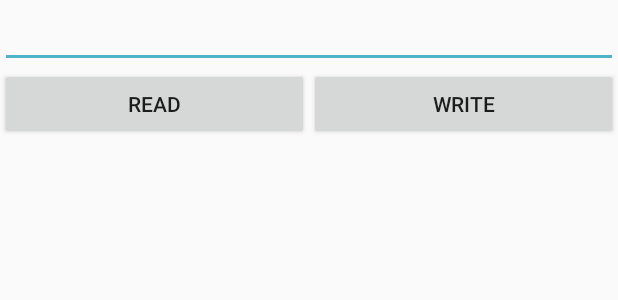
After one commit to adrorodri/programacion3, an Android app: the layout activity_storage.xml on its own in the app's theme, with its tools: preview values and no code run, on a phone screen of 412 x 824 dp. The commit adds this screen. Shown: the top 300 px of the screen. Run offline under Robolectric (Android 15) with nearby library versions, the phone set to English and light mode, and no system bars.

Commit message:
Shared Preferences Layout implemented. JSON example.

```diff
--- a/app/src/main/java/com/programacion3/myapplication/LoginActivity.java
+++ b/app/src/main/java/com/programacion3/myapplication/LoginActivity.java
@@ -1,11 +1,16 @@
 package com.programacion3.myapplication;
 
 import android.content.Intent;
+import android.os.Environment;
 import android.support.v7.app.AppCompatActivity;
 import android.os.Bundle;
 import android.view.View;
 import android.widget.EditText;
 import android.widget.Toast;
+
+import java.io.File;
+import java.io.FileInputStream;
+import java.io.FileOutputStream;
 
 public class LoginActivity extends AppCompatActivity {
 
--- a/app/src/main/java/com/programacion3/myapplication/MainActivity.java
+++ b/app/src/main/java/com/programacion3/myapplication/MainActivity.java
@@ -110,6 +110,10 @@ public class MainActivity extends AppCompatActivity {
                 popupMenu.show();
                 break;
             }
+            case R.id.buttonMainStorage: {
+                intent = new Intent(this, StorageActivity.class);
+                break;
+            }
             default: {
                 intent = new Intent(this, LayoutsActivity.class);
                 break;
--- /dev/null
+++ b/app/src/main/res/layout/activity_storage.xml
@@ -0,0 +1,40 @@
+<?xml version="1.0" encoding="utf-8"?>
+<LinearLayout xmlns:android="http://schemas.android.com/apk/res/android"
+    xmlns:app="http://schemas.android.com/apk/res-auto"
+    xmlns:tools="http://schemas.android.com/tools"
+    android:layout_width="match_parent"
+    android:layout_height="match_parent"
+    tools:context="com.programacion3.myapplication.StorageActivity"
+    android:orientation="vertical">
+
+    <EditText
+        android:id="@+id/editTextUsername"
+        android:layout_width="match_parent"
+        android:layout_height="wrap_content" />
+
+    <LinearLayout
+        android:layout_width="match_parent"
+        android:layout_height="wrap_content">
+        <Button
+            android:id="@+id/readSharedPreferencesButton"
+            android:layout_weight="1"
+            android:layout_width="0dp"
+            android:layout_height="wrap_content"
+            android:text="READ"
+            android:onClick="buttonClick"/>
+        <Button
+            android:id="@+id/writeSharedPreferencesButton"
+            android:layout_weight="1"
+            android:layout_width="0dp"
+            android:layout_height="wrap_content"
+            android:text="WRITE"
+            android:onClick="buttonClick" />
+    </LinearLayout>
+
+    <TextView
+        android:id="@+id/textViewJSON"
+        android:layout_width="match_parent"
+        android:layout_height="wrap_content"
+        android:textSize="20sp"/>
+
+</LinearLayout>
```
Also changed, not shown: app/src/main/java/com/programacion3/myapplication/StorageActivity.java (added, +81 -0 lines), app/src/main/res/layout/activity_main.xml (+9 -0 lines).
